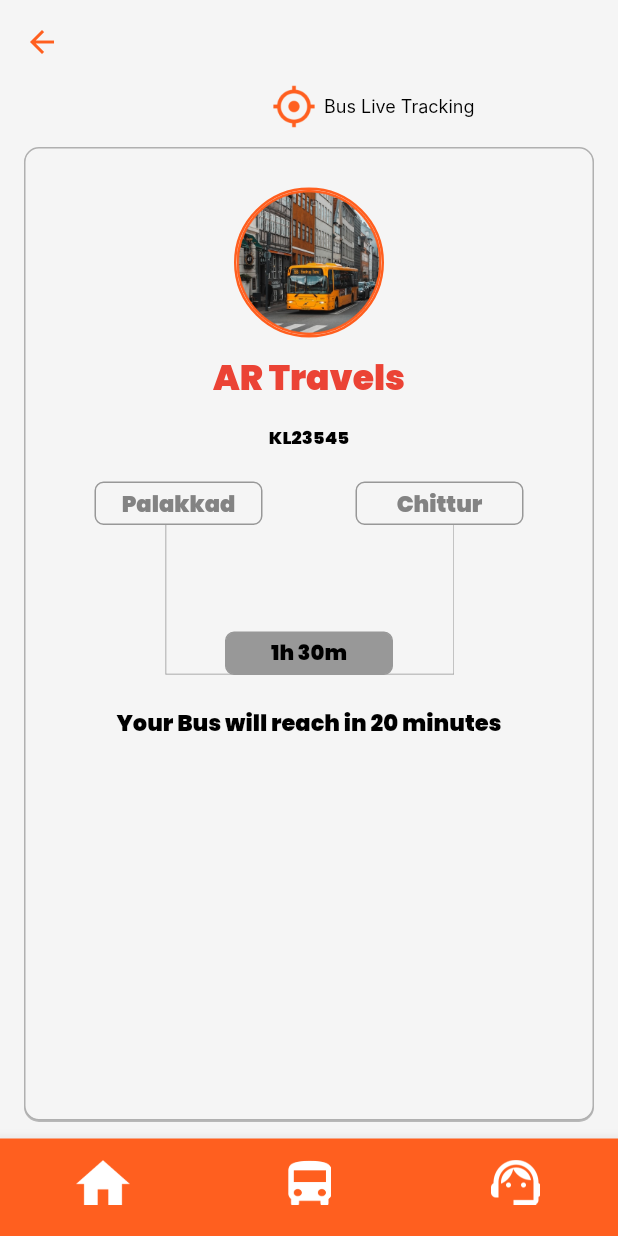
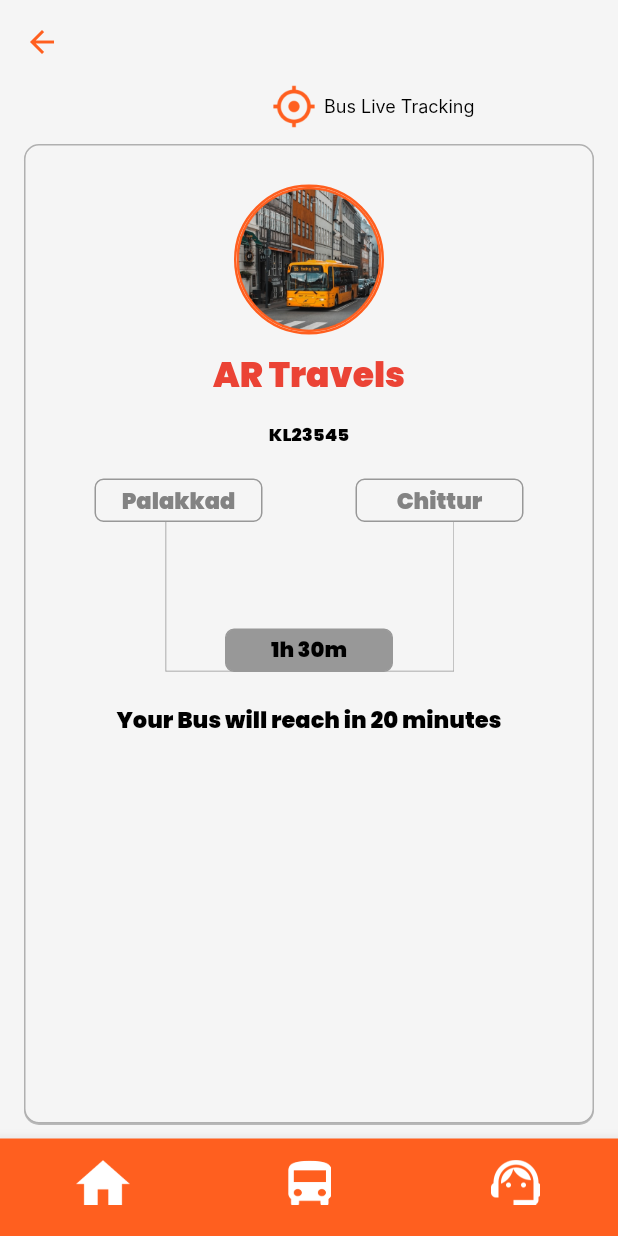
Before and after one commit to AbithaVishnu/Bustracking-User, a Flutter app: the AllDetails screen opened by its route, on a phone screen of 412 x 824 dp. Run offline on Flutter 3.47's test engine with Material 2 defaults, Android fonts, the phone set to English and light mode, and no system bars; our stand-ins replace get, hexcolor; Roboto replaces fonts that are missing (Inter).

Commit message:
all details

```diff
--- a/lib/View/All Details/All detailsa.dart
+++ b/lib/View/All Details/All detailsa.dart
@@ -54,9 +54,10 @@ class AllDetails extends StatelessWidget {
               ),
             ),
             Expanded(
+              flex: 1,
               child: Container(
                 height: MediaQuery.of(context).size.height,
-                margin: EdgeInsets.symmetric(horizontal: 16,vertical: 12 ),
+                margin: EdgeInsets.symmetric(horizontal: 16,vertical: 10 ),
                 decoration: BoxDecoration(
                   color: HexColor("#F5F5F5"),
                   border: Border.all(color: Color(0xFFB0B0B0), width: 1),
```
